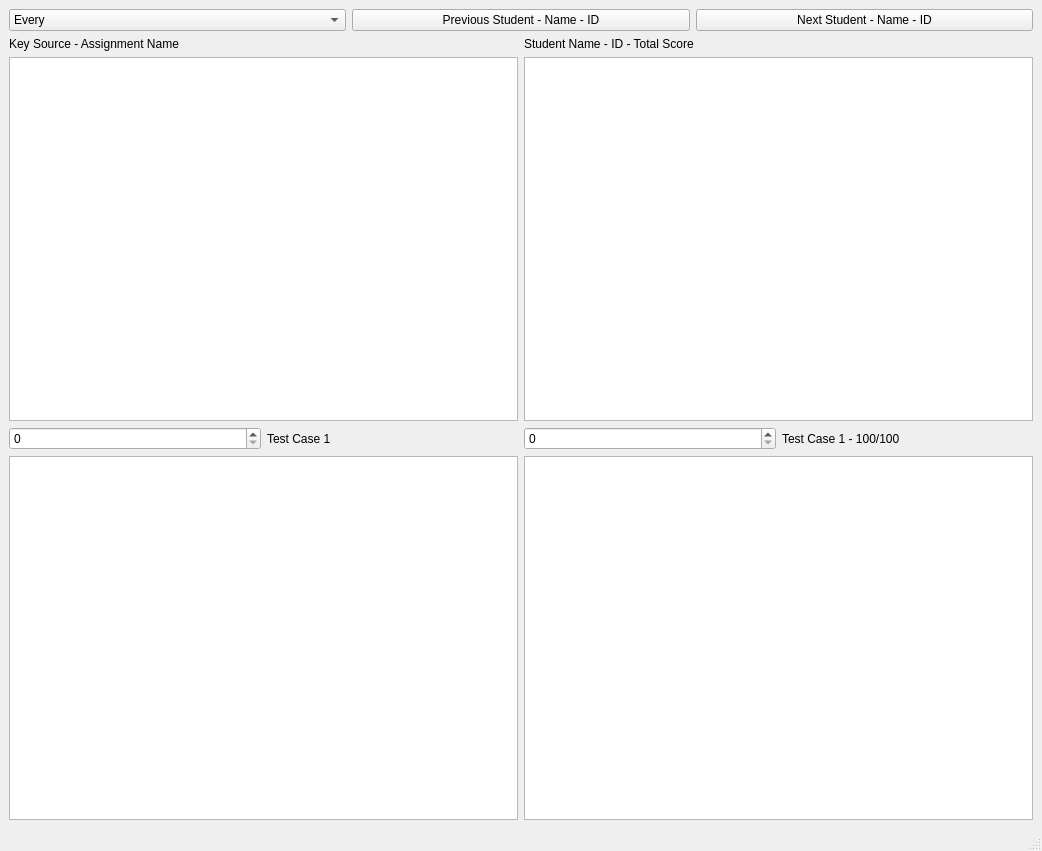
First picture: the form in InstructorProgram/ui/grade viewer.ui, repository rcxwhiz/pyg, before the edit.
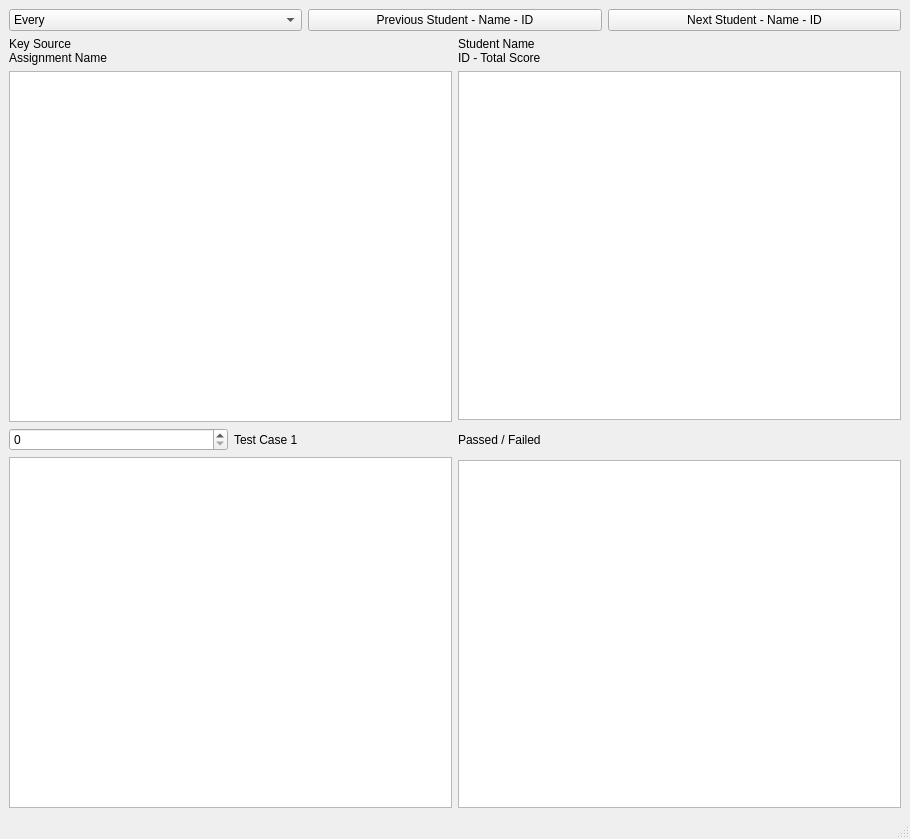
Second picture: the form after the edit.

The edit to the form file:
```diff
--- a/InstructorProgram/ui/grade viewer.ui
+++ b/InstructorProgram/ui/grade viewer.ui
@@ -6,8 +6,8 @@
    <rect>
     <x>0</x>
     <y>0</y>
-    <width>1042</width>
-    <height>851</height>
+    <width>910</width>
+    <height>839</height>
    </rect>
   </property>
   <property name="windowTitle">
@@ -61,12 +61,17 @@
           <item>
            <widget class="QLabel" name="label_2">
             <property name="text">
-             <string>Key Source - Assignment Name</string>
+             <string>Key Source 
+Assignment Name</string>
             </property>
            </widget>
           </item>
           <item>
-           <widget class="QTextBrowser" name="textBrowser"/>
+           <widget class="QTextBrowser" name="key_source_viewer">
+            <property name="textInteractionFlags">
+             <set>Qt::LinksAccessibleByKeyboard|Qt::LinksAccessibleByMouse|Qt::TextBrowserInteraction|Qt::TextSelectableByKeyboard|Qt::TextSelectableByMouse</set>
+            </property>
+           </widget>
           </item>
           <item>
            <layout class="QHBoxLayout" name="horizontalLayout_3">
@@ -83,7 +88,11 @@
            </layout>
           </item>
           <item>
-           <widget class="QTextBrowser" name="textBrowser_3"/>
+           <widget class="QTextBrowser" name="key_output_viewer">
+            <property name="textInteractionFlags">
+             <set>Qt::LinksAccessibleByKeyboard|Qt::LinksAccessibleByMouse|Qt::TextBrowserInteraction|Qt::TextSelectableByKeyboard|Qt::TextSelectableByMouse</set>
+            </property>
+           </widget>
           </item>
          </layout>
         </item>
@@ -92,29 +101,43 @@
           <item>
            <widget class="QLabel" name="label">
             <property name="text">
-             <string>Student Name - ID - Total Score</string>
+             <string>Student Name
+ID - Total Score</string>
             </property>
            </widget>
           </item>
           <item>
-           <widget class="QTextBrowser" name="textBrowser_2"/>
+           <widget class="QTextBrowser" name="student_source_viewer">
+            <property name="textInteractionFlags">
+             <set>Qt::LinksAccessibleByKeyboard|Qt::LinksAccessibleByMouse|Qt::TextBrowserInteraction|Qt::TextSelectableByKeyboard|Qt::TextSelectableByMouse</set>
+            </property>
+           </widget>
           </item>
           <item>
-           <layout class="QHBoxLayout" name="horizontalLayout_4">
-            <item>
-             <widget class="QSpinBox" name="spinBox"/>
-            </item>
-            <item>
-             <widget class="QLabel" name="label_4">
-              <property name="text">
-               <string>Test Case 1 - 100/100</string>
-              </property>
-             </widget>
-            </item>
-           </layout>
+           <widget class="QLabel" name="test_case_pass_fail_label">
+            <property name="sizePolicy">
+             <sizepolicy hsizetype="Preferred" vsizetype="Fixed">
+              <horstretch>0</horstretch>
+              <verstretch>0</verstretch>
+             </sizepolicy>
+            </property>
+            <property name="minimumSize">
+             <size>
+              <width>0</width>
+              <height>28</height>
+             </size>
+            </property>
+            <property name="text">
+             <string>Passed / Failed</string>
+            </property>
+           </widget>
           </item>
           <item>
-           <widget class="QTextBrowser" name="textBrowser_4"/>
+           <widget class="QTextBrowser" name="student_output_viewer">
+            <property name="textInteractionFlags">
+             <set>Qt::LinksAccessibleByKeyboard|Qt::LinksAccessibleByMouse|Qt::TextBrowserInteraction|Qt::TextSelectableByKeyboard|Qt::TextSelectableByMouse</set>
+            </property>
+           </widget>
           </item>
          </layout>
         </item>
```
Left out of the diff: 16 changed lines with no effect on the pictures.
